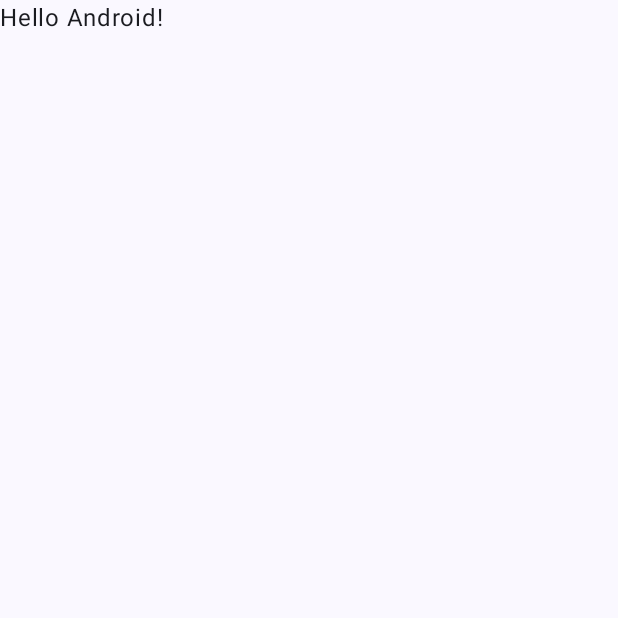
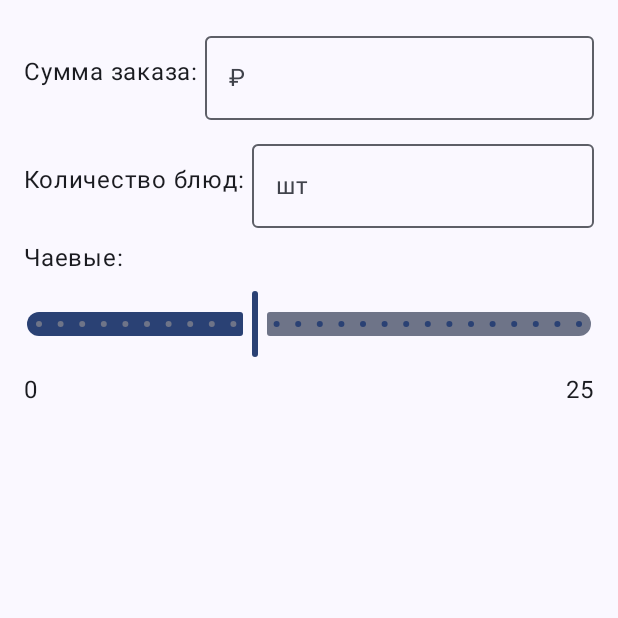
Before and after one commit to AlenaDuh/lab5-tipcalc, an Android app built with Jetpack Compose: the screen it shows after launch (MainActivity), on a phone screen of 412 x 824 dp, the top half of it. Before the commit the part shown is almost empty. Run offline under Robolectric (Android 15) with nearby library versions, the phone set to English and light mode, and no system bars.

Commit message:
Create DemoScreen

```diff
--- a/app/src/main/java/com/example/tipcalc/MainActivity.kt
+++ b/app/src/main/java/com/example/tipcalc/MainActivity.kt
@@ -4,13 +4,26 @@ import android.os.Bundle
 import androidx.activity.ComponentActivity
 import androidx.activity.compose.setContent
 import androidx.activity.enableEdgeToEdge
+import androidx.compose.foundation.layout.Arrangement
+import androidx.compose.foundation.layout.Column
+import androidx.compose.foundation.layout.Row
 import androidx.compose.foundation.layout.fillMaxSize
+import androidx.compose.foundation.layout.fillMaxWidth
 import androidx.compose.foundation.layout.padding
+import androidx.compose.material3.OutlinedTextField
 import androidx.compose.material3.Scaffold
+import androidx.compose.material3.Slider
 import androidx.compose.material3.Text
 import androidx.compose.runtime.Composable
+import androidx.compose.runtime.getValue
+import androidx.compose.runtime.mutableStateOf
+import androidx.compose.runtime.remember
+import androidx.compose.runtime.setValue
+import androidx.compose.ui.Alignment
 import androidx.compose.ui.Modifier
 import androidx.compose.ui.tooling.preview.Preview
+import androidx.compose.ui.unit.dp
+import androidx.compose.ui.unit.sp
 import com.example.tipcalc.ui.theme.TipCalcTheme
 
 class MainActivity : ComponentActivity() {
@@ -20,10 +33,7 @@ class MainActivity : ComponentActivity() {
         setContent {
             TipCalcTheme {
                 Scaffold(modifier = Modifier.fillMaxSize()) { innerPadding ->
-                    Greeting(
-                        name = "Android",
-                        modifier = Modifier.padding(innerPadding)
-                    )
+                    DemoScreen(modifier = Modifier.padding(innerPadding))
                 }
             }
         }
@@ -31,17 +41,56 @@ class MainActivity : ComponentActivity() {
 }
 
 @Composable
-fun Greeting(name: String, modifier: Modifier = Modifier) {
-    Text(
-        text = "Hello $name!",
-        modifier = modifier
-    )
+fun DemoScreen(modifier: Modifier = Modifier) {
+    // Состояния
+    var orderSum by remember { mutableStateOf("") }
+    var dishesCount by remember { mutableStateOf("") }
+    var tipPercent by remember { mutableStateOf(10f) } // от 0 до 25
+
+    Column(
+        modifier = modifier.fillMaxSize().padding(16.dp),
+        verticalArrangement = Arrangement.spacedBy(8.dp)
+    ) {
+        // Поле 1: Сумма заказа
+        Row(verticalAlignment = Alignment.CenterVertically) {
+            Text("Сумма заказа: ", fontSize = 16.sp)
+            OutlinedTextField(
+                value = orderSum,
+                onValueChange = { orderSum = it },
+                modifier = Modifier.weight(1f),
+                label = { Text("₽") }
+            )
+        }
+
+        // Поле 2: Количество блюд
+        Row(verticalAlignment = Alignment.CenterVertically) {
+            Text("Количество блюд: ", fontSize = 16.sp)
+            OutlinedTextField(
+                value = dishesCount,
+                onValueChange = { dishesCount = it },
+                modifier = Modifier.weight(1f),
+                label = { Text("шт") }
+            )
+        }
+
+        // Слайдер чаевых
+        Text("Чаевые:", fontSize = 16.sp)
+        Slider(
+            value = tipPercent,
+            onValueChange = { tipPercent = it },
+            valueRange = 0f..25f,
+            steps = 24 // Делает шаг 1%
+        )
+        Row(modifier = Modifier.fillMaxWidth(), horizontalArrangement = Arrangement.SpaceBetween) {
+            Text("0")
+            Text("25")
+        }
+    }
 }
-
 @Preview(showBackground = true)
 @Composable
-fun GreetingPreview() {
+fun DemoScreenPreview() {
     TipCalcTheme {
-        Greeting("Android")
+        DemoScreen()
     }
 }
```
